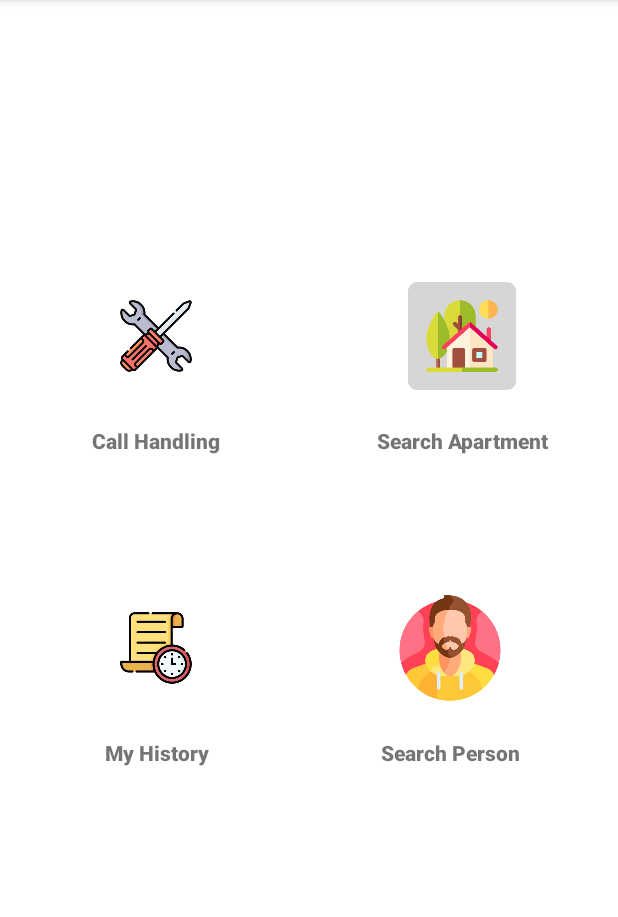
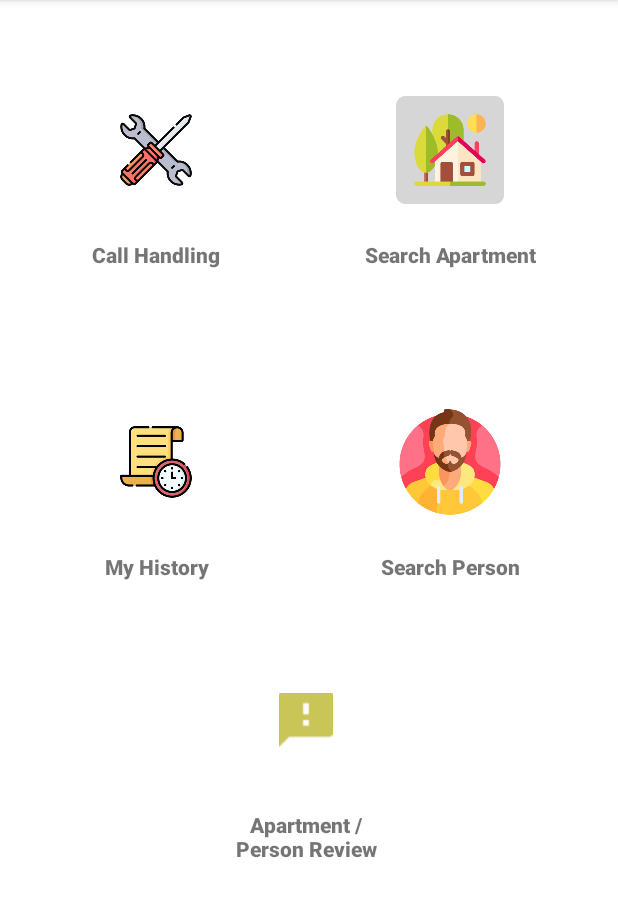
Before and after one commit to azxs120/Final-Project-Prototype, an Android app: the MainActivity screen opened directly, with no data from a screen before it, on a phone screen of 412 x 824 dp, the part 84-1001 px from its top. Run offline under Robolectric (Android 15) with nearby library versions, the phone set to English and light mode, and no system bars; libraries missing offline, so code that uses them is left out: io.realm, io.realm.mongodb; 1 statement that could not run was skipped.

Commit message:
אחרי ספר פרויקט

```diff
--- /dev/null
+++ b/app/src/main/res/drawable-anydpi/review.xml
@@ -0,0 +1,16 @@
+<vector xmlns:android="http://schemas.android.com/apk/res/android"
+    android:width="24dp"
+    android:height="24dp"
+    android:viewportWidth="24"
+    android:viewportHeight="24"
+    android:tint="#BCB62C"
+    android:alpha="0.8">
+  <group android:scaleX="1.25"
+      android:scaleY="1.25"
+      android:translateX="-3"
+      android:translateY="-3">
+    <path
+        android:fillColor="@android:color/white"
+        android:pathData="M20,2L4,2c-1.1,0 -1.99,0.9 -1.99,2L2,22l4,-4h14c1.1,0 2,-0.9 2,-2L22,4c0,-1.1 -0.9,-2 -2,-2zM13,14h-2v-2h2v2zM13,10h-2L11,6h2v4z"/>
+  </group>
+</vector>
--- a/app/src/main/res/layout/activity_main.xml
+++ b/app/src/main/res/layout/activity_main.xml
@@ -6,6 +6,8 @@
     android:id="@+id/search"
     android:layout_width="match_parent"
     android:layout_height="match_parent"
+    android:scaleX="1"
+    android:scaleY="1"
     tools:context=".MainActivity"
     tools:ignore="ExtraText">
 
@@ -57,8 +59,8 @@
         android:id="@+id/homeBtn"
         android:layout_width="120dp"
         android:layout_height="120dp"
-        android:layout_marginTop="164dp"
-        android:layout_marginEnd="44dp"
+        android:layout_marginTop="40dp"
+        android:layout_marginEnd="52dp"
         android:background="#00FFFFFF"
         android:contentDescription="@string/btn_to_find_home"
         app:layout_constraintEnd_toEndOf="parent"
@@ -70,9 +72,9 @@
         android:layout_width="120dp"
         android:layout_height="120dp"
         android:layout_marginTop="208dp"
-        android:contentDescription="@string/search_home_btn"
         android:layout_marginEnd="52dp"
         android:background="#FFFFFF"
+        android:contentDescription="@string/search_home_btn"
         app:layout_constraintEnd_toEndOf="parent"
         app:layout_constraintTop_toTopOf="@+id/homeBtn"
         app:srcCompat="@mipmap/men_foreground" />
@@ -82,9 +84,9 @@
         android:layout_width="120dp"
         android:layout_height="120dp"
         android:layout_marginStart="44dp"
+        android:layout_marginTop="40dp"
+        android:background="#FFFFFF"
         android:contentDescription="@string/call_handling_btn"
-        android:layout_marginTop="164dp"
-        android:background="#FFFFFF"
         app:layout_constraintStart_toStartOf="parent"
         app:layout_constraintTop_toTopOf="parent"
         app:srcCompat="@mipmap/service_foreground" />
@@ -101,6 +103,31 @@
         app:layout_constraintTop_toTopOf="@+id/callBtn"
         app:srcCompat="@mipmap/clock_foreground" />
 
+    <ImageButton
+        android:id="@+id/review"
+        android:layout_width="120dp"
+        android:layout_height="120dp"
+        android:layout_marginStart="144dp"
+        android:layout_marginTop="380dp"
+        android:background="#FFFFFF"
+        android:contentDescription="@string/my_history_btn"
+        android:scaleX="1.5"
+        android:scaleY="1.5"
+        app:layout_constraintStart_toStartOf="parent"
+        app:layout_constraintTop_toTopOf="@+id/callBtn"
+        app:srcCompat="@drawable/review"
+        tools:srcCompat="@drawable/review" />
+
+    <TextView
+        android:id="@+id/reviewText"
+        android:layout_width="120dp"
+        android:layout_height="wrap_content"
+        android:fontFamily="sans-serif-black"
+        android:text="Apartment / Person Review"
+        android:textAlignment="center"
+        android:textStyle="bold"
+        app:layout_constraintStart_toStartOf="@+id/review"
+        app:layout_constraintTop_toBottomOf="@+id/review" />
 
 
 </androidx.constraintlayout.widget.ConstraintLayout>
--- a/app/src/main/res/layout/activity_register.xml
+++ b/app/src/main/res/layout/activity_register.xml
@@ -20,7 +20,7 @@
         android:background="#11000000"
         android:drawableStart="@drawable/ic_action_user"
         android:ems="10"
-        android:hint="first name"
+        android:hint="Full Name"
         android:inputType="text"
         android:textColorHint="@color/white"
         android:textSize="25sp"
```
Also changed, not shown: app/src/main/java/com/example/prototype/LoginActivity.java (+7 -1 lines), app/src/main/res/layout/activity_login.xml (+1 -17 lines), app/src/main/res/drawable-hdpi/review.png (added), app/src/main/res/drawable-mdpi/review.png (added), app/src/main/res/drawable-xhdpi/review.png (added), app/src/main/res/drawable-xxhdpi/review.png (added).
